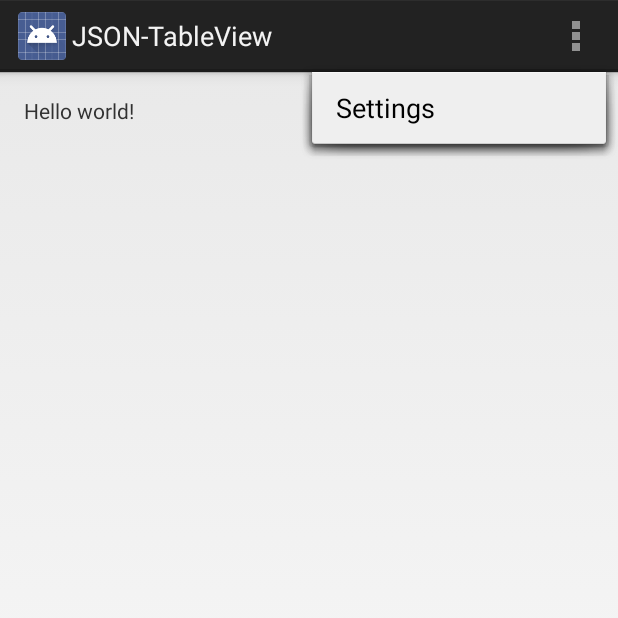
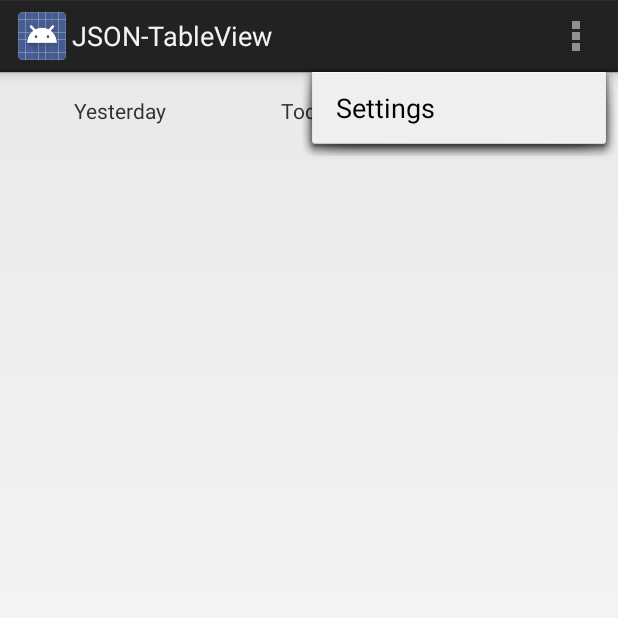
Before and after one commit to kyleofori/JSON-TableView, an Android app: the screen it shows after launch (MainActivity), with the options menu open, on a phone screen of 412 x 824 dp, the top half of it. Run offline under Robolectric (Android 15) with nearby library versions, the phone set to English and light mode, and no system bars.

Commit message:
Setting up top row of TableView

```diff
--- a/app/src/main/java/com/detroitlabs/kyleofori/json_tableview/fragments/MainFragment.java
+++ b/app/src/main/java/com/detroitlabs/kyleofori/json_tableview/fragments/MainFragment.java
@@ -7,14 +7,18 @@ import android.view.View;
 import android.view.ViewGroup;
 
 import com.detroitlabs.kyleofori.json_tableview.R;
+import com.detroitlabs.kyleofori.json_tableview.asynctasks.FetchWeatherTask;
 
 /**
  * Created by kyleofori on 11/3/14.
  */
-public class MainFragment extends Fragment {
+public class MainFragment extends Fragment implements FetchWeatherTask.WeatherFetchedListener {
+
+    @Override
+    public void weatherReceived(String[] weatherData) {
+    }
 
     public MainFragment() {
-
     }
 
     @Override
--- a/app/src/main/res/layout/fragment_main.xml
+++ b/app/src/main/res/layout/fragment_main.xml
@@ -1,4 +1,5 @@
-<RelativeLayout xmlns:android="http://schemas.android.com/apk/res/android"
+<LinearLayout xmlns:android="http://schemas.android.com/apk/res/android"
+
     xmlns:tools="http://schemas.android.com/tools"
     android:layout_width="match_parent"
     android:layout_height="match_parent"
@@ -8,9 +9,47 @@
     android:paddingBottom="@dimen/activity_vertical_margin"
     tools:context=".MainActivity$PlaceholderFragment">
 
-    <TextView
-        android:text="@string/hello_world"
-        android:layout_width="wrap_content"
-        android:layout_height="wrap_content" />
 
-</RelativeLayout>
+    <TableLayout
+        android:layout_width="fill_parent"
+        android:layout_height="fill_parent">
+
+        <TableRow>
+
+            <TextView
+                android:id="@+id/yesterday"
+                android:text="@string/yesterday"
+                android:layout_width="0dp"
+                android:layout_weight="1"
+                android:gravity="center">
+                </TextView>
+
+            <TextView
+                android:id="@+id/today"
+                android:text="@string/today"
+                android:layout_width="0dp"
+                android:layout_weight="1"
+                android:gravity="center">
+            </TextView>
+
+            <TextView
+                android:id="@+id/tomorrow"
+                android:text="@string/tomorrow"
+                android:layout_width="0dp"
+                android:layout_weight="1"
+                android:gravity="center">
+            </TextView>
+
+        </TableRow>
+
+        <TableRow>
+
+        </TableRow>
+
+        <TableRow>
+
+        </TableRow>
+
+    </TableLayout>
+
+</LinearLayout>
--- a/app/src/main/res/values/strings.xml
+++ b/app/src/main/res/values/strings.xml
@@ -7,5 +7,8 @@
     <string name="pref_temp_label">Temperature</string>
     <string name="imperial">Imperial</string>
     <string name="metric">Metric</string>
+    <string name="yesterday">Yesterday</string>
+    <string name="today">Today</string>
+    <string name="tomorrow">Tomorrow</string>
 
 </resources>
```
